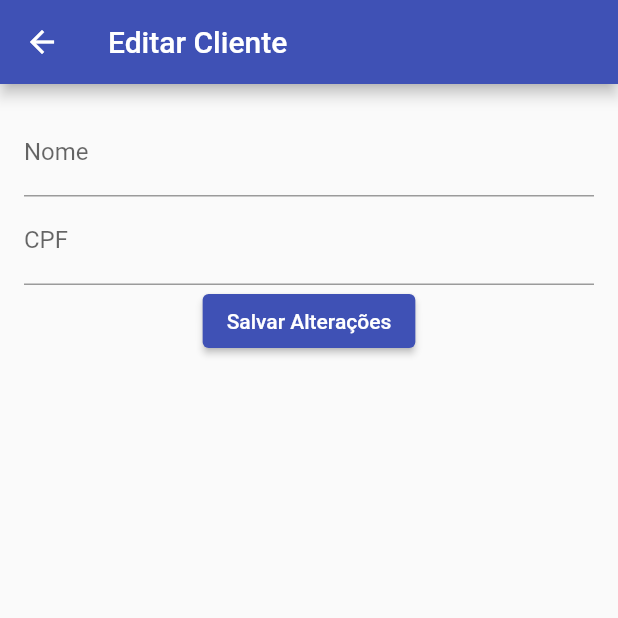
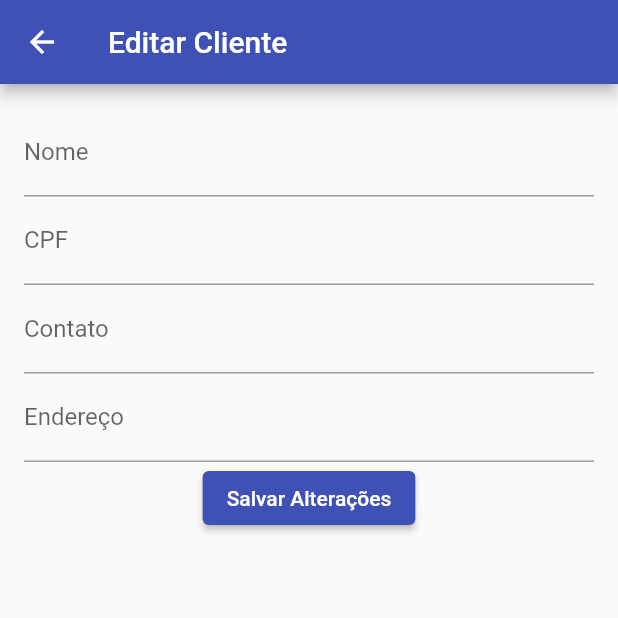
Before and after one commit to EduardoAlmeidaBR03/primeiro_app_Teste, a Flutter app: the EdicaoClienteScreen screen opened directly with empty values, on a phone screen of 412 x 824 dp, the top half of it. Run offline on Flutter 3.47's test engine with Material 2 defaults, Android fonts, the phone set to English and light mode, and no system bars; our stand-ins replace cloud_firestore, firebase_auth, firebase_core, firebase_database; accounts and stored records are empty.

Commit message:
Cliente correto

```diff
--- a/lib/edits/editclientes.dart
+++ b/lib/edits/editclientes.dart
@@ -16,6 +16,8 @@ class _EdicaoClienteScreenState extends State<EdicaoClienteScreen> {
   final FirebaseFirestore firestore = FirebaseFirestore.instance;
   final TextEditingController _nomeController = TextEditingController();
   final TextEditingController _cpfController = TextEditingController();
+  final TextEditingController _contatoController = TextEditingController();
+  final TextEditingController _enderecoController = TextEditingController();
 
 
   @override
@@ -23,6 +25,8 @@ class _EdicaoClienteScreenState extends State<EdicaoClienteScreen> {
     super.initState();
     _nomeController.text = widget.cliente.nome;
     _cpfController.text = widget.cliente.cpf;
+    _contatoController.text = widget.cliente.contato;
+    _enderecoController.text = widget.cliente.endereco;
   }
 
   @override
@@ -36,6 +40,8 @@ class _EdicaoClienteScreenState extends State<EdicaoClienteScreen> {
     firestore.collection('clientes').doc(widget.cliente.id).update({
       'nome': _nomeController.text,
       'cpf': _cpfController.text,
+      'contato': _contatoController.text,
+      'endereco': _enderecoController.text,
     }).then((_) {
       ScaffoldMessenger.of(context)
           .showSnackBar(SnackBar(content: Text('Cliente atualizado com sucesso.')));
@@ -64,6 +70,14 @@ class _EdicaoClienteScreenState extends State<EdicaoClienteScreen> {
               controller: _cpfController,
               decoration: InputDecoration(labelText: 'CPF'),
             ),
+            TextField(
+              controller: _contatoController,
+              decoration: InputDecoration(labelText: 'Contato'),
+            ),
+            TextField(
+              controller: _enderecoController,
+              decoration: InputDecoration(labelText: 'Endereço'),
+            ),
             ElevatedButton(
               child: Text('Salvar Alterações'),
               onPressed: _atualizarCliente,
--- a/lib/screens/clientes_screen.dart
+++ b/lib/screens/clientes_screen.dart
@@ -76,7 +76,14 @@ class _ClientesScreenState extends State<ClientesScreen> {
                       var cliente = docs[index].data() as Map<String, dynamic>;
                       return ListTile(
                         title: Text(cliente['nome']),
-                        subtitle: Text(cliente['cpf']),
+                        subtitle: Column(
+                          crossAxisAlignment: CrossAxisAlignment.start,
+                          children: [
+                            Text('CPF: ${cliente['cpf']}'),
+                            Text('Contato: ${cliente['contato']}'),
+                            Text('Endereço: ${cliente['endereco']}'),
+                          ],
+                        ),
                       );
                     },
                   );
```
Also changed, not shown: lib/main.dart (+27 -46 lines).
